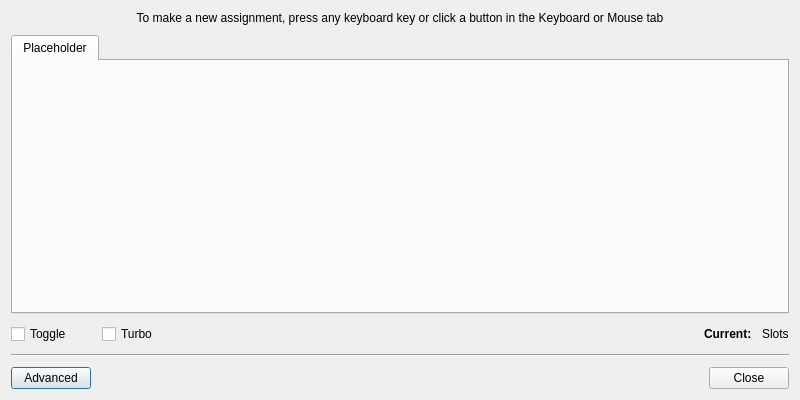
AntiMicroX/antimicrox, file src/buttoneditdialog.ui: the form before one commit.
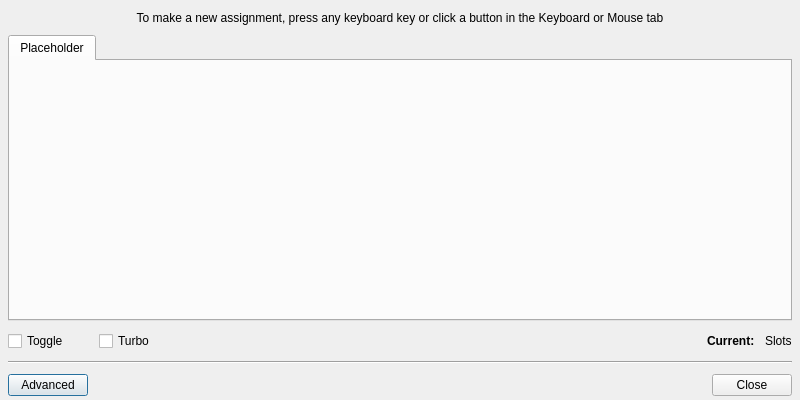
The form after the commit. Icons and pictures are not drawn. Custom widgets are drawn as their Qt base class.

Commit message: Updated French translation file. Added theme icons to some widgets

What changed in the file:
```diff
--- a/src/buttoneditdialog.ui
+++ b/src/buttoneditdialog.ui
@@ -26,8 +26,26 @@
    <property name="spacing">
     <number>10</number>
    </property>
+   <property name="leftMargin">
+    <number>8</number>
+   </property>
+   <property name="rightMargin">
+    <number>8</number>
+   </property>
+   <property name="bottomMargin">
+    <number>4</number>
+   </property>
    <item>
     <widget class="QLabel" name="helpAssignLabel">
+     <property name="sizePolicy">
+      <sizepolicy hsizetype="Preferred" vsizetype="Preferred">
+       <horstretch>0</horstretch>
+       <verstretch>0</verstretch>
+      </sizepolicy>
+     </property>
+     <property name="lineWidth">
+      <number>1</number>
+     </property>
      <property name="text">
       <string>To make a new assignment, press any keyboard key or click a button in the Keyboard or Mouse tab</string>
      </property>
```
Left out of the diff: 8 changed lines with no effect on the pictures. The commit also changes 5 other files.
